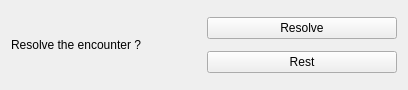
The window that ui/ResolveOrRestActionWidget.ui (blaireaucode/unbroken) describes before a commit, drawn with Qt 5.
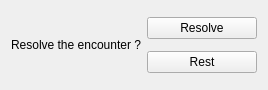
The same window after the commit.

```diff
--- a/ui/ResolveOrRestActionWidget.ui
+++ b/ui/ResolveOrRestActionWidget.ui
@@ -6,7 +6,7 @@
    <rect>
     <x>0</x>
     <y>0</y>
-    <width>408</width>
+    <width>268</width>
     <height>90</height>
    </rect>
   </property>
```
